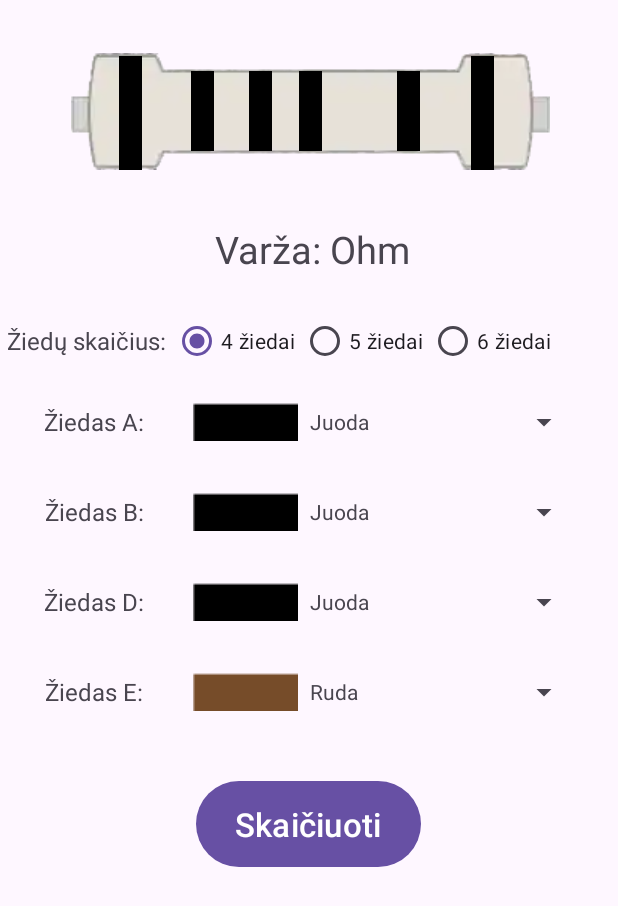
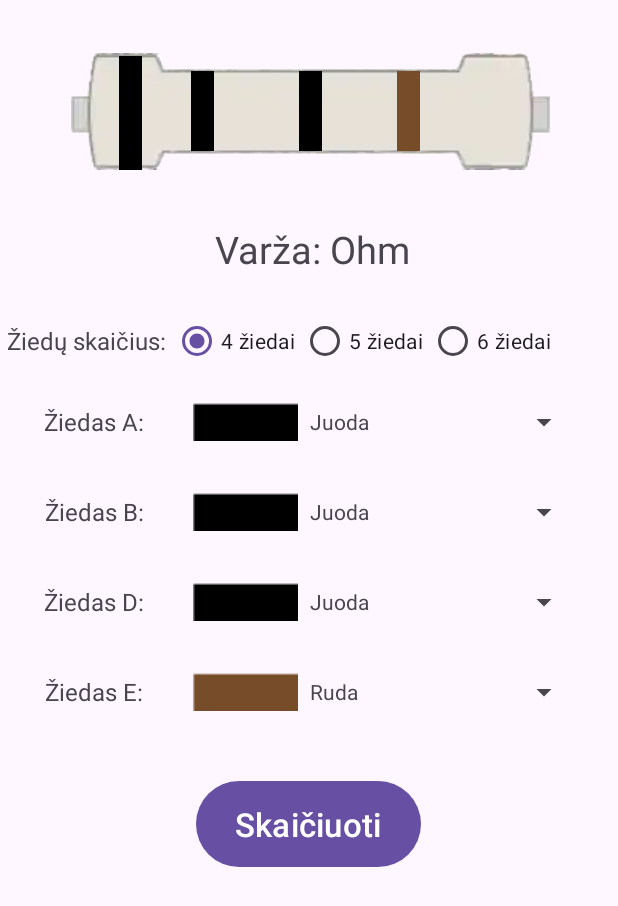
Before and after one commit to adoringdo/AppProject2024, an Android app: the screen it shows after launch (MainActivity), on a phone screen of 412 x 824 dp. Shown: the top 906 px of the screen. Run offline under Robolectric (Android 15) with nearby library versions, the phone set to English and light mode, and no system bars.

Commit message:
add changing ring colors

```diff
--- a/app/src/main/java/com/example/apppojektas/MainActivity.java
+++ b/app/src/main/java/com/example/apppojektas/MainActivity.java
@@ -1,5 +1,6 @@
 package com.example.apppojektas;
 
+import android.graphics.Color;
 import android.os.Bundle;
 import android.util.Log;
 import android.view.View;
@@ -21,6 +22,7 @@ import java.util.List;
 
 public class MainActivity extends AppCompatActivity implements CustomSpinner.OnSpinnerEventsListener {
 
+
     // Adapters
     private ColorAdapter adapterABC;
     private ColorAdapter adapterD;
@@ -37,6 +39,12 @@ public class MainActivity extends AppCompatActivity implements CustomSpinner.OnS
     private int radioIndex;
     private int labelE;
     private int labelPPM;
+
+    // Rings on img
+
+    ChangeRingColor setAllRingColors = new ChangeRingColor();
+
+
 
     public void setRadioIndex(int index) {
         this.radioIndex = index;
@@ -106,6 +114,14 @@ public class MainActivity extends AppCompatActivity implements CustomSpinner.OnS
         });
         calculateButton = findViewById(R.id.calculateBtn);
         radio = findViewById(R.id.radioGroup);
+
+        View ringA = findViewById(R.id.ringA);
+        View ringB = findViewById(R.id.ringB);
+        View ringC = findViewById(R.id.ringC);
+        View ringD = findViewById(R.id.ringD);
+        View ringE = findViewById(R.id.ringE);
+        View ringPPM = findViewById(R.id.ringPPM);
+
         calculateButton.setOnClickListener(new View.OnClickListener() {
             @Override
             public void onClick(View v) {
@@ -127,6 +143,7 @@ public class MainActivity extends AppCompatActivity implements CustomSpinner.OnS
                 }
             }
         });
+
 
         // Radio button functionality
         radio.setOnCheckedChangeListener(new RadioGroup.OnCheckedChangeListener() {
@@ -150,6 +167,8 @@ public class MainActivity extends AppCompatActivity implements CustomSpinner.OnS
                     linearLayoutD.setVisibility(View.VISIBLE);
                     linearLayoutE.setVisibility(View.VISIBLE);
                     linearLayoutPPM.setVisibility(View.GONE);
+                    ringC.setVisibility(View.INVISIBLE);
+                    ringPPM.setVisibility(View.INVISIBLE);
                     setRadioIndex(index);
                 } else if (index == 1) {
                     linearLayoutA.setVisibility(View.VISIBLE);
@@ -158,6 +177,8 @@ public class MainActivity extends AppCompatActivity implements CustomSpinner.OnS
                     linearLayoutD.setVisibility(View.VISIBLE);
                     linearLayoutE.setVisibility(View.VISIBLE);
                     linearLayoutPPM.setVisibility(View.GONE);
+                    ringC.setVisibility(View.VISIBLE);
+                    ringPPM.setVisibility(View.INVISIBLE);
                     setRadioIndex(index);
                 } else if (index == 2) {
                     linearLayoutA.setVisibility(View.VISIBLE);
@@ -166,6 +187,8 @@ public class MainActivity extends AppCompatActivity implements CustomSpinner.OnS
                     linearLayoutD.setVisibility(View.VISIBLE);
                     linearLayoutE.setVisibility(View.VISIBLE);
                     linearLayoutPPM.setVisibility(View.VISIBLE);
+                    ringC.setVisibility(View.VISIBLE);
+                    ringPPM.setVisibility(View.VISIBLE);
                     setRadioIndex(index);
                 }
             }
@@ -176,13 +199,21 @@ public class MainActivity extends AppCompatActivity implements CustomSpinner.OnS
         spinner_colors_A.setSpinnerEventsListener(this);
         adapterABC = new ColorAdapter(MainActivity.this, Data.getColorListABC());
         spinner_colors_A.setAdapter(adapterABC);
+
+
+
+
         spinner_colors_A.setOnItemSelectedListener(new AdapterView.OnItemSelectedListener() {
             @Override
             public void onItemSelected(AdapterView<?> parent, View view, int position, long id) {
                 Colors colors = new Colors();
                 Log.d("MainActivity", "on item clicked: " + adapterABC.getItem(position));
                 setLabelA(adapterABC.getItem(position));
+                setAllRingColors.ChangeRingABCColor(getLabelA(), ringA);
+                Log.d("indexIS", "index: " + getLabelA());
             }
+
+
 
             @Override
             public void onNothingSelected(AdapterView<?> parent) {
@@ -199,6 +230,7 @@ public class MainActivity extends AppCompatActivity implements CustomSpinner.OnS
             public void onItemSelected(AdapterView<?> parent, View view, int position, long id) {
                 Log.d("MainActivity", "on item clicked: " + adapterABC.getItem(position));
                 setLabelB(adapterABC.getItem(position));
+                setAllRingColors.ChangeRingABCColor(getLabelB(), ringB);
             }
 
             @Override
@@ -216,6 +248,7 @@ public class MainActivity extends AppCompatActivity implements CustomSpinner.OnS
             public void onItemSelected(AdapterView<?> parent, View view, int position, long id) {
                 Log.d("MainActivity", "on item clicked: " + adapterABC.getItem(position));
                 setLabelC(adapterABC.getItem(position));
+                setAllRingColors.ChangeRingABCColor(getLabelC(), ringC);
             }
 
             @Override
@@ -234,6 +267,7 @@ public class MainActivity extends AppCompatActivity implements CustomSpinner.OnS
             public void onItemSelected(AdapterView<?> parent, View view, int position, long id) {
                 Log.d("MainActivity", "on item clicked: " + adapterD.getItem(position));
                 setLabelD(adapterD.getItem(position));
+                setAllRingColors.ChangeRingDColor(getLabelD(), ringD);
             }
 
             @Override
@@ -252,6 +286,7 @@ public class MainActivity extends AppCompatActivity implements CustomSpinner.OnS
             public void onItemSelected(AdapterView<?> parent, View view, int position, long id) {
                 Log.d("MainActivity", "on item clicked: " + adapterE.getItem(position));
                 setLabelE(adapterE.getItem(position));
+                setAllRingColors.ChangeRingEColor(getLabelE(), ringE);
             }
 
             @Override
@@ -270,6 +305,7 @@ public class MainActivity extends AppCompatActivity implements CustomSpinner.OnS
             public void onItemSelected(AdapterView<?> parent, View view, int position, long id) {
                 Log.d("MainActivity", "on item clicked: " + adapterPPM.getItem(position));
                 setLabelPPM(adapterPPM.getItem(position));
+                setAllRingColors.ChangeRingPPMColor(getLabelPPM(), ringPPM);
             }
 
             @Override
@@ -277,7 +313,16 @@ public class MainActivity extends AppCompatActivity implements CustomSpinner.OnS
 
             }
         });
+
+        // Ring color change functionality
+
+
+
     }
+
+
+
+
 
     @Override
     public void onPopupWindowOpened(Spinner spinner) {
--- a/app/src/main/res/layout/activity_main.xml
+++ b/app/src/main/res/layout/activity_main.xml
@@ -34,7 +34,7 @@
                 app:srcCompat="@drawable/resistor_base" />
 
             <View
-                android:id="@+id/bandA"
+                android:id="@+id/ringA"
                 android:layout_width="15dp"
                 android:layout_height="76dp"
                 android:layout_alignParentTop="true"
@@ -48,7 +48,7 @@
                 app:layout_constraintVertical_bias="1.0" />
 
             <View
-                android:id="@+id/bandB"
+                android:id="@+id/ringB"
                 android:layout_width="15dp"
                 android:layout_height="53dp"
                 android:layout_alignParentTop="true"
@@ -62,12 +62,12 @@
                 app:layout_constraintVertical_bias="0.48" />
 
             <View
-                android:id="@+id/bandC"
+                android:id="@+id/ringC"
                 android:layout_width="15dp"
                 android:layout_height="53dp"
                 android:layout_alignParentTop="true"
                 android:background="#000000"
-                android:visibility="visible"
+                android:visibility="invisible"
                 app:layout_constraintBottom_toBottomOf="parent"
                 app:layout_constraintEnd_toEndOf="@+id/resistorBaseImg"
                 app:layout_constraintHorizontal_bias="0.425"
@@ -76,7 +76,7 @@
                 app:layout_constraintVertical_bias="0.48" />
 
             <View
-                android:id="@+id/bandD"
+                android:id="@+id/ringD"
                 android:layout_width="15dp"
                 android:layout_height="53dp"
                 android:layout_alignParentTop="true"
@@ -90,7 +90,7 @@
                 app:layout_constraintVertical_bias="0.48" />
 
             <View
-                android:id="@+id/bandE"
+                android:id="@+id/ringE"
                 android:layout_width="15dp"
                 android:layout_height="53dp"
                 android:layout_alignParentTop="true"
@@ -104,12 +104,12 @@
                 app:layout_constraintVertical_bias="0.48" />
 
             <View
-                android:id="@+id/bandF"
+                android:id="@+id/ringPPM"
                 android:layout_width="15dp"
                 android:layout_height="76dp"
                 android:layout_alignParentTop="true"
                 android:background="#000000"
-                android:visibility="visible"
+                android:visibility="invisible"
                 app:layout_constraintBottom_toBottomOf="parent"
                 app:layout_constraintEnd_toEndOf="@+id/resistorBaseImg"
                 app:layout_constraintHorizontal_bias="0.765"
```
Also changed, not shown: app/src/main/java/com/example/apppojektas/ChangeRingColor.java (added, +109 -0 lines).
